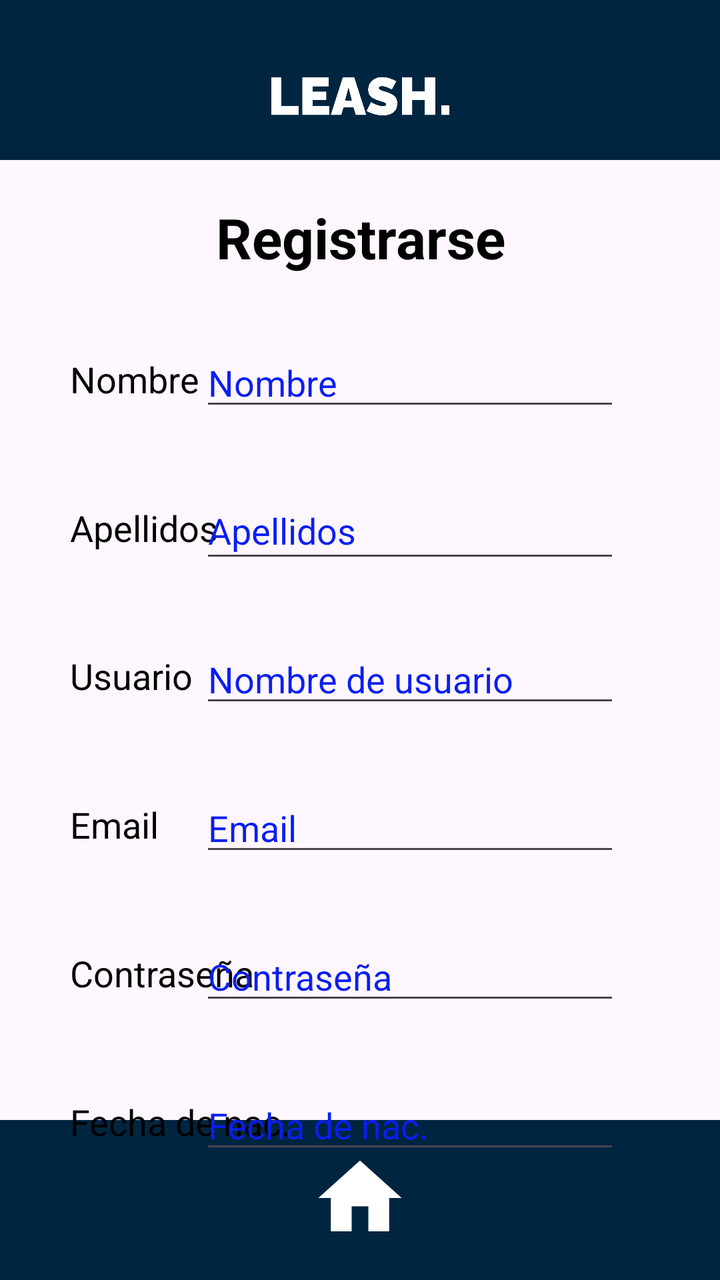
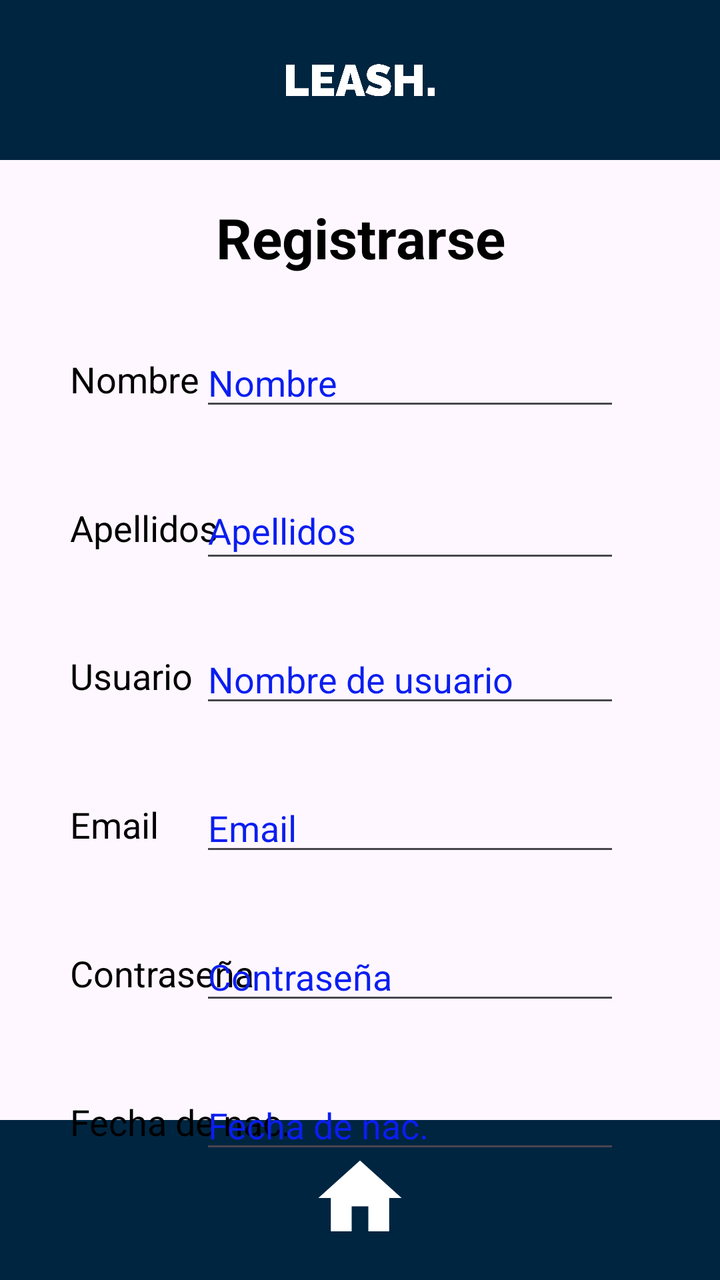

The first picture is an Android layout as it rendered before a commit; the second is the same layout after the commit. The layout source and the unified diff follow.
<!-- AndroidManifest.xml: application theme Theme.Proyecto -->
<!-- res/layout/activity_registro.xml -->
<?xml version="1.0" encoding="utf-8"?>
<androidx.constraintlayout.widget.ConstraintLayout xmlns:android="http://schemas.android.com/apk/res/android"
    xmlns:app="http://schemas.android.com/apk/res-auto"
    xmlns:tools="http://schemas.android.com/tools"
    android:id="@+id/main"
    android:layout_width="match_parent"
    android:layout_height="match_parent"
    android:background="@color/Azul_Marino"
    tools:context=".Vistas.RegistroActivity">

    <androidx.appcompat.widget.Toolbar
        android:id="@+id/toolbar2"
        android:layout_width="413dp"
        android:layout_height="80dp"
        android:background="@color/Azul_Logo"
        android:minHeight="?attr/actionBarSize"
        android:theme="?attr/actionBarTheme"
        app:layout_constraintBottom_toBottomOf="parent"
        app:layout_constraintEnd_toEndOf="parent"
        app:layout_constraintHorizontal_bias="0.0"
        app:layout_constraintStart_toStartOf="parent" />

    <TextView
        android:id="@+id/tenerCuentaReg"
        android:layout_width="66dp"
        android:layout_height="48dp"
        android:drawableBottom="@drawable/home"
        android:textAlignment="center"
        android:textColor="@color/Azul_Oscuro"
        android:textSize="25sp"
        android:textStyle="bold"
        app:layout_constraintBottom_toBottomOf="@+id/toolbar2"
        app:layout_constraintEnd_toEndOf="parent"
        app:layout_constraintStart_toStartOf="@+id/toolbar2"
        app:layout_constraintTop_toTopOf="@+id/toolbar2" />

    <TextView
        android:id="@+id/txtnombre"
        android:layout_width="73dp"
        android:layout_height="wrap_content"
        android:layout_marginStart="35dp"
        android:layout_marginTop="40dp"
        android:text="@string/Nombre"
        android:textColor="@color/Negro"
        android:textSize="18sp"
        app:layout_constraintStart_toStartOf="parent"
        app:layout_constraintTop_toBottomOf="@+id/textView2" />

    <EditText
        android:id="@+id/editNombreReg"
        android:layout_width="wrap_content"
        android:layout_height="wrap_content"
        android:layout_marginEnd="50dp"
        android:ems="10"
        android:hint="@string/Nombre"
        android:inputType="text"
        android:textColor="@color/Negro"
        android:textColorHint="@color/Azul_Oscuro"
        android:textSize="18sp"
        app:layout_constraintBottom_toBottomOf="@+id/txtnombre"
        app:layout_constraintEnd_toEndOf="parent"
        app:layout_constraintTop_toTopOf="@+id/txtnombre" />

    <TextView
        android:id="@+id/txtApellidos"
        android:layout_width="wrap_content"
        android:layout_height="24dp"
        android:layout_marginStart="35dp"
        android:layout_marginTop="50dp"
        android:text="@string/Apellidos"
        android:textColor="@color/Negro"
        android:textSize="18sp"
        app:layout_constraintStart_toStartOf="parent"
        app:layout_constraintTop_toBottomOf="@+id/txtnombre" />

    <EditText
        android:id="@+id/editApellidosReg"
        android:layout_width="210dp"
        android:layout_height="45dp"
        android:layout_marginEnd="50dp"
        android:ems="10"
        android:hint="@string/Apellidos"
        android:inputType="text"
        android:textColor="@color/Negro"
        android:textColorHint="@color/Azul_Oscuro"
        android:textSize="18sp"
        app:layout_constraintBottom_toBottomOf="@+id/txtApellidos"
        app:layout_constraintEnd_toEndOf="parent"
        app:layout_constraintTop_toTopOf="@+id/txtApellidos" />

    <TextView
        android:id="@+id/txtUsuario"
        android:layout_width="wrap_content"
        android:layout_height="wrap_content"
        android:layout_marginStart="35dp"
        android:layout_marginTop="50dp"
        android:text="@string/usuario"
        android:textColor="@color/Negro"
        android:textSize="18sp"
        app:layout_constraintStart_toStartOf="parent"
        app:layout_constraintTop_toBottomOf="@+id/txtApellidos" />

    <EditText
        android:id="@+id/editUsuarioReg"
        android:layout_width="wrap_content"
        android:layout_height="wrap_content"
        android:layout_marginEnd="50dp"
        android:ems="10"
        android:hint="@string/nombreUsu"
        android:inputType="text"
        android:textColor="@color/Negro"
        android:textColorHint="@color/Azul_Oscuro"
        android:textSize="18sp"
        app:layout_constraintBottom_toBottomOf="@+id/txtUsuario"
        app:layout_constraintEnd_toEndOf="parent"
        app:layout_constraintTop_toTopOf="@+id/txtUsuario" />

    <TextView
        android:id="@+id/txtEmail"
        android:layout_width="wrap_content"
        android:layout_height="wrap_content"
        android:layout_marginStart="35dp"
        android:layout_marginTop="50dp"
        android:text="@string/Email"
        android:textColor="@color/Negro"
        android:textSize="18sp"
        app:layout_constraintStart_toStartOf="parent"
        app:layout_constraintTop_toBottomOf="@+id/txtUsuario" />

    <EditText
        android:id="@+id/editEmailReg"
        android:layout_width="wrap_content"
        android:layout_height="wrap_content"
        android:layout_marginEnd="50dp"
        android:ems="10"
        android:hint="@string/Email"
        android:inputType="text|textEmailAddress"
        android:textColor="@color/Negro"
        android:textColorHint="@color/Azul_Oscuro"
        android:textSize="18sp"
        app:layout_constraintBottom_toBottomOf="@+id/txtEmail"
        app:layout_constraintEnd_toEndOf="parent"
        app:layout_constraintTop_toTopOf="@+id/txtEmail" />

    <TextView
        android:id="@+id/textView"
        android:layout_width="wrap_content"
        android:layout_height="wrap_content"
        android:layout_marginStart="35dp"
        android:layout_marginTop="50dp"
        android:text="@string/contraseña"
        android:textColor="@color/Negro"
        android:textSize="18sp"
        app:layout_constraintStart_toStartOf="parent"
        app:layout_constraintTop_toBottomOf="@+id/txtEmail" />

    <EditText
        android:id="@+id/editPasswordReg"
        android:layout_width="wrap_content"
        android:layout_height="wrap_content"
        android:layout_marginEnd="50dp"
        android:ems="10"
        android:hint="@string/contraseña"
        android:inputType="text|textPassword"
        android:textColor="@color/Negro"
        android:textColorHint="@color/Azul_Oscuro"
        android:textSize="18sp"
        app:layout_constraintBottom_toBottomOf="@+id/textView"
        app:layout_constraintEnd_toEndOf="parent"
        app:layout_constraintTop_toTopOf="@+id/textView" />

    <androidx.appcompat.widget.Toolbar
        android:id="@+id/tbRegistro"
        android:layout_width="0dp"
        android:layout_height="80dp"
        android:background="@color/Azul_Logo"
        android:minHeight="?attr/actionBarSize"
        android:theme="?attr/actionBarTheme"
        app:layout_constraintEnd_toEndOf="parent"
        app:layout_constraintStart_toStartOf="parent"
        app:layout_constraintTop_toTopOf="parent" />

    <TextView
        android:id="@+id/textView2"
        android:layout_width="wrap_content"
        android:layout_height="wrap_content"
        android:layout_marginTop="20dp"
        android:text="@string/registrar"
        android:textAlignment="center"
        android:textColor="@color/Negro"
        android:textSize="28sp"
        android:textStyle="bold"
        app:layout_constraintEnd_toEndOf="parent"
        app:layout_constraintStart_toStartOf="parent"
        app:layout_constraintTop_toBottomOf="@+id/tbRegistro" />

    <Button
        android:id="@+id/btnRegistrar"
        android:layout_width="wrap_content"
        android:layout_height="wrap_content"
        android:backgroundTint="@color/Azul_Logo"
        android:text="@string/registrar"
        android:textColor="@color/Blanco"
        app:layout_constraintBottom_toTopOf="@+id/toolbar2"
        app:layout_constraintEnd_toEndOf="parent"
        app:layout_constraintStart_toStartOf="parent"
        app:layout_constraintTop_toBottomOf="@+id/editFechaReg" />

    <TextView
        android:id="@+id/textView3"
        android:layout_width="wrap_content"
        android:layout_height="wrap_content"
        android:layout_marginStart="35dp"
        android:layout_marginTop="50dp"
        android:text="@string/Fecha"
        android:textColor="@color/Negro"
        android:textSize="18sp"
        app:layout_constraintStart_toStartOf="parent"
        app:layout_constraintTop_toBottomOf="@+id/textView" />

    <EditText
        android:id="@+id/editFechaReg"
        android:layout_width="wrap_content"
        android:layout_height="wrap_content"
        android:layout_marginEnd="50dp"
        android:ems="10"
        android:hint="@string/Fecha"
        android:inputType="datetime|date"
        android:textColor="@color/Negro"
        android:textColorHint="@color/Azul_Oscuro"
        app:layout_constraintBottom_toBottomOf="@+id/textView3"
        app:layout_constraintEnd_toEndOf="parent"
        app:layout_constraintTop_toTopOf="@+id/textView3"
        android:textSize="18sp" />

    <ImageView
        android:id="@+id/imageView3"
        android:layout_width="0dp"
        android:layout_height="96dp"
        app:layout_constraintEnd_toEndOf="parent"
        app:layout_constraintStart_toStartOf="parent"
        app:layout_constraintTop_toTopOf="parent"
        app:srcCompat="@drawable/logo_transparente" />

</androidx.constraintlayout.widget.ConstraintLayout>
<!-- resources referenced by this layout -->
<resources>
  <color name="Azul_Logo">#002540</color>
  <color name="Azul_Oscuro">#0A1EF0</color>
  <color name="Blanco">#FFFFFFFF</color>
  <color name="Negro">#FF000000</color>
  <!-- drawable home (drawable) -->
  <vector xmlns:android="http://schemas.android.com/apk/res/android" android:height="50dp" android:tint="@color/Blanco" android:viewportHeight="24" android:viewportWidth="24" android:width="50dp">
        
      <path android:fillColor="@android:color/white" android:pathData="M10,20v-6h4v6h5v-8h3L12,3 2,12h3v8z"/>
      
  </vector>
  <!-- drawable logo_transparente: png bitmap (drawable, 154148 bytes) -->
  <string name="Apellidos">Apellidos</string>
  <string name="Email" translatable="false">Email</string>
  <string name="Fecha">Fecha de nac.</string>
  <string name="Nombre">Nombre</string>
  <string name="nombreUsu">Nombre de usuario</string>
  <string name="registrar">Registrarse</string>
  <string name="usuario">Usuario</string>
  <style name="Theme.Proyecto" parent="Base.Theme.Proyecto" />
  <style name="Base.Theme.Proyecto" parent="Theme.Material3.DayNight.NoActionBar">
          
          
      </style>
</resources>

<!-- the commit's change to res/layout/activity_registro.xml (unified diff, before → after) -->
@@ -236,7 +236,7 @@
     <ImageView
         android:id="@+id/imageView3"
         android:layout_width="0dp"
-        android:layout_height="96dp"
+        android:layout_height="80dp"
         app:layout_constraintEnd_toEndOf="parent"
         app:layout_constraintStart_toStartOf="parent"
         app:layout_constraintTop_toTopOf="parent"
